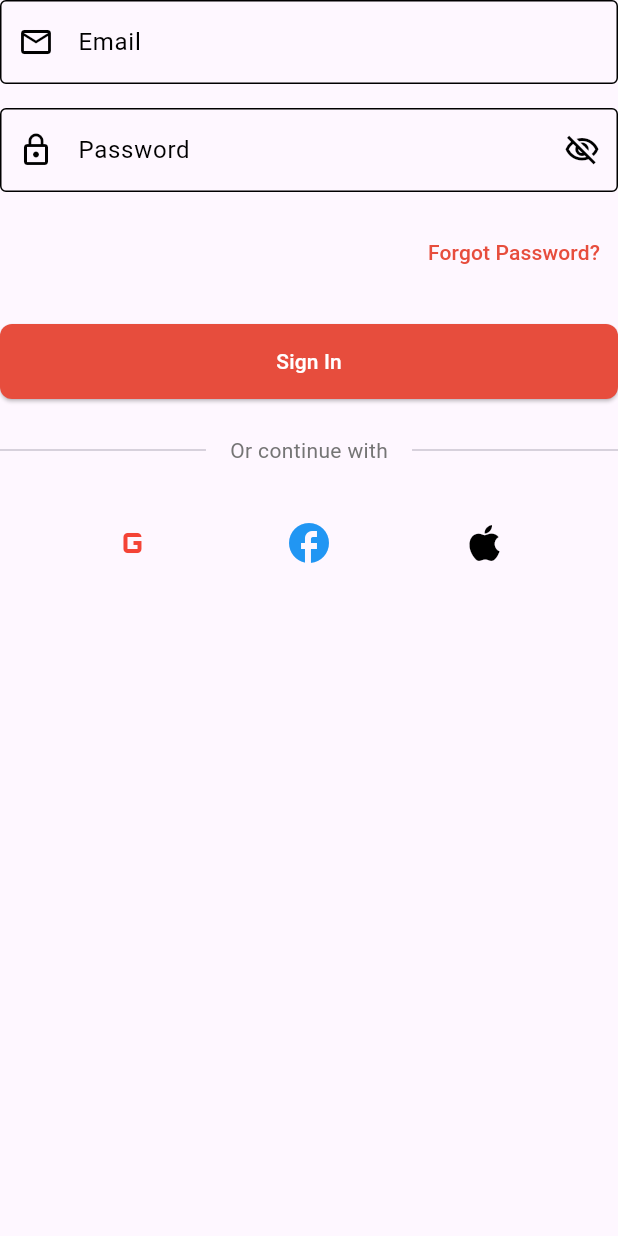
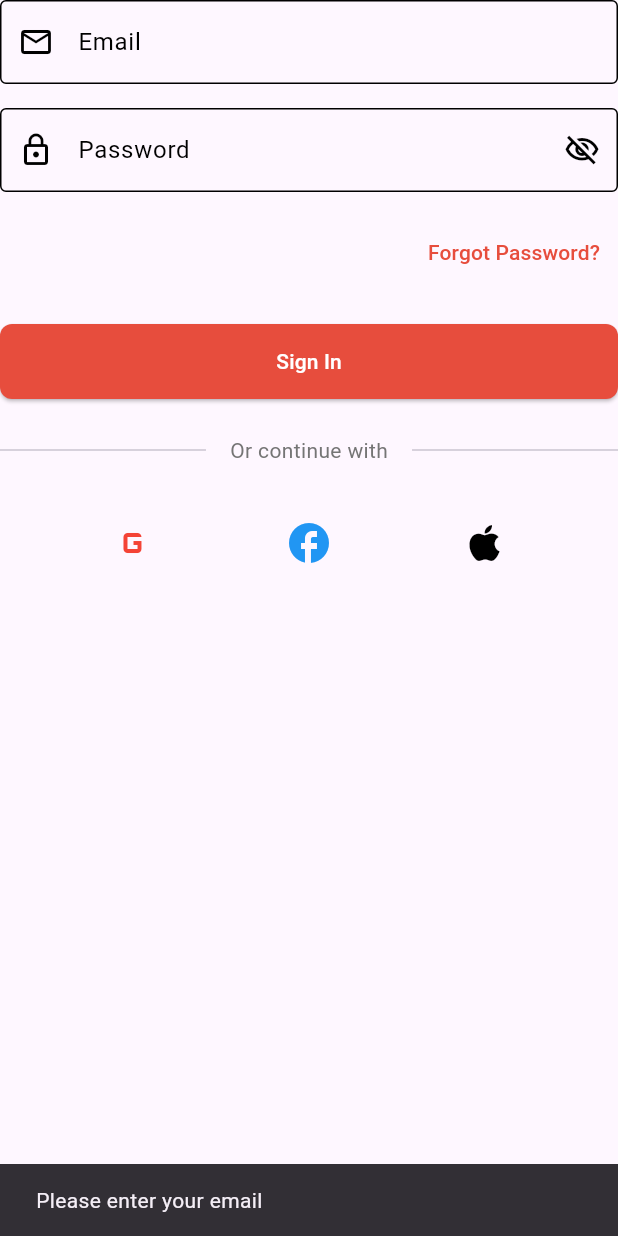
Before and after one commit to chamithharshamal/PetWell-Mobile_Application, a Flutter app: the AuthForm widget shown alone on an empty page, opened directly, after a tap on "Forgot Password?", on a phone screen of 412 x 824 dp. Run offline on Flutter 3.47's test engine with Material 3 defaults, Android fonts, the phone set to English and light mode, and no system bars; our stand-ins replace firebase_auth, firebase_core, google_sign_in, sign_in_with_apple; missing offline and left inert: flutter_facebook_auth; accounts and stored records are empty.

Commit message:
Update auth_form.dart

```diff
--- a/petwell/lib/features/auth/widgets/auth_form.dart
+++ b/petwell/lib/features/auth/widgets/auth_form.dart
@@ -1,5 +1,10 @@
-// lib/features/auth/presentation/widgets/auth_form.dart
+import 'package:firebase_auth/firebase_auth.dart';
 import 'package:flutter/material.dart';
+import 'package:google_sign_in/google_sign_in.dart';
+import 'package:flutter_facebook_auth/flutter_facebook_auth.dart';
+import 'package:sign_in_with_apple/sign_in_with_apple.dart';
+import '../screens/start_page.dart';
+import '../../home/home_screen.dart';
 
 class AuthForm extends StatefulWidget {
   final bool isSignIn;
@@ -7,11 +12,11 @@ class AuthForm extends StatefulWidget {
   final Function(String email, String password) onSubmit;
 
   const AuthForm({
-    Key? key,
+    super.key,
     required this.isSignIn,
     this.isLoading = false,
     required this.onSubmit,
-  }) : super(key: key);
+  });
 
   @override
   _AuthFormState createState() => _AuthFormState();
@@ -38,6 +43,65 @@ class _AuthFormState extends State<AuthForm> {
     }
   }
 
+  // Facebook Sign-in
+  Future<void> _signInWithFacebook() async {
+    try {
+      final LoginResult result = await FacebookAuth.instance.login(
+          permissions: [
+            'public_profile',
+            'email'
+          ]); // Request email as well <sup data-citation="1" className="inline select-none [&>a]:rounded-2xl [&>a]:border [&>a]:px-1.5 [&>a]:py-0.5 [&>a]:transition-colors shadow [&>a]:bg-ds-bg-subtle [&>a]:text-xs [&>svg]:w-4 [&>svg]:h-4 relative -top-[2px] citation-shimmer"><a href="#" title="Reference 1 (source not available)">1</a></sup>
+      if (result.status == LoginStatus.success) {
+        final OAuthCredential credential =
+            FacebookAuthProvider.credential(result.accessToken!.token);
+        await FirebaseAuth.instance.signInWithCredential(credential);
+        _navigateToHomeScreen();
+      } else {
+        ScaffoldMessenger.of(context).showSnackBar(
+          SnackBar(content: Text('Facebook sign-in failed: ${result.message}')),
+        );
+      }
+    } catch (e) {
+      ScaffoldMessenger.of(context).showSnackBar(
+        SnackBar(content: Text('Facebook sign-in failed: $e')),
+      );
+    }
+  }
+
+  // Apple Sign-in
+  Future<void> _signInWithApple() async {
+    try {
+      final AuthorizationCredentialAppleID appleCredential =
+          await SignInWithApple.getAppleIDCredential(
+        scopes: [
+          AppleIDAuthorizationScopes.email,
+          AppleIDAuthorizationScopes.fullName,
+        ],
+      );
+
+      final OAuthCredential credential = OAuthProvider('apple.com').credential(
+        idToken: appleCredential.identityToken,
+        accessToken: appleCredential.authorizationCode,
+      );
+
+      await FirebaseAuth.instance.signInWithCredential(credential);
+      _navigateToHomeScreen();
+    } catch (e) {
+      ScaffoldMessenger.of(context).showSnackBar(
+        SnackBar(content: Text('Apple sign-in failed: $e')),
+      );
+    }
+  }
+
+  void _navigateToHomeScreen() {
+    Navigator.pushReplacement(
+      context,
+      MaterialPageRoute(
+        builder: (context) => const HomeScreen(),
+      ),
+    );
+  }
+
   @override
   Widget build(BuildContext context) {
     return Form(
@@ -52,21 +116,13 @@ class _AuthFormState extends State<AuthForm> {
             enabled: !widget.isLoading,
             decoration: InputDecoration(
               labelText: 'Email',
-              labelStyle: const TextStyle(
-                color: Colors.black,
-              ), // Label text color
-              prefixIcon: const Icon(
-                Icons.email_outlined,
-                color: Colors.black,
-              ), // Optional: icon color
+              labelStyle: const TextStyle(color: Colors.black),
+              prefixIcon: const Icon(Icons.email_outlined, color: Colors.black),
               enabledBorder: const OutlineInputBorder(
-                borderSide: BorderSide(color: Colors.black), // Normal border
+                borderSide: BorderSide(color: Colors.black),
               ),
               focusedBorder: const OutlineInputBorder(
-                borderSide: BorderSide(
-                  color: Colors.black,
-                  width: 2,
-                ), // Focused border
+                borderSide: BorderSide(color: Colors.black, width: 2),
               ),
             ),
             validator: (value) {
@@ -90,32 +146,22 @@ class _AuthFormState extends State<AuthForm> {
             enabled: !widget.isLoading,
             decoration: InputDecoration(
               labelText: 'Password',
-              labelStyle: const TextStyle(
-                color: Colors.black,
-              ), // Label text color
-              prefixIcon: const Icon(
-                Icons.lock_outline,
-                color: Colors.black,
-              ), // Icon color
+              labelStyle: const TextStyle(color: Colors.black),
+              prefixIcon: const Icon(Icons.lock_outline, color: Colors.black),
               enabledBorder: const OutlineInputBorder(
-                borderSide: BorderSide(color: Colors.black), // Normal border
+                borderSide: BorderSide(color: Colors.black),
               ),
               focusedBorder: const OutlineInputBorder(
-                borderSide: BorderSide(
-                  color: Colors.black,
-                  width: 2,
-                ), // Focused border
+                borderSide: BorderSide(color: Colors.black, width: 2),
               ),
-              border: const OutlineInputBorder(), // Fallback border
               suffixIcon: IconButton(
                 icon: Icon(
                   _isPasswordVisible
                       ? Icons.visibility_outlined
                       : Icons.visibility_off_outlined,
-                  color: Colors.black, // Suffix icon color
+                  color: Colors.black,
                 ),
-                onPressed:
-                    widget.isLoading
+                onPressed: widget.isLoading
                     ? null
                     : () {
                         setState(() {
@@ -145,19 +191,13 @@ class _AuthFormState extends State<AuthForm> {
               enabled: !widget.isLoading,
               decoration: const InputDecoration(
                 labelText: 'Confirm Password',
-                labelStyle: TextStyle(color: Colors.black), // Label text color
-                prefixIcon: Icon(
-                  Icons.lock_outline,
-                  color: Colors.black,
-                ), // Optional: icon color
+                labelStyle: TextStyle(color: Colors.black),
+                prefixIcon: Icon(Icons.lock_outline, color: Colors.black),
                 enabledBorder: OutlineInputBorder(
-                  borderSide: BorderSide(color: Colors.black), // Normal border
+                  borderSide: BorderSide(color: Colors.black),
                 ),
                 focusedBorder: OutlineInputBorder(
-                  borderSide: BorderSide(
-                    color: Colors.black,
-                    width: 2,
-                  ), // Focused border
+                  borderSide: BorderSide(color: Colors.black, width: 2),
                 ),
               ),
               validator: (value) {
@@ -170,7 +210,6 @@ class _AuthFormState extends State<AuthForm> {
                 return null;
               },
             ),
-
             const SizedBox(height: 16),
           ],
 
@@ -179,18 +218,40 @@ class _AuthFormState extends State<AuthForm> {
             Align(
               alignment: Alignment.centerRight,
               child: TextButton(
-                onPressed:
-                    widget.isLoading
+                onPressed: widget.isLoading
                     ? null
-                        : () {
-                          // TODO: Navigate to password reset screen
-                          print('Navigate to password reset');
+                    : () async {
+                        if (_emailController.text.isNotEmpty) {
+                          try {
+                            await FirebaseAuth.instance
+                                .sendPasswordResetEmail(
+                                  email: _emailController.text.trim(),
+                                );
+                            ScaffoldMessenger.of(context).showSnackBar(
+                              const SnackBar(
+                                content: Text('Password reset email sent'),
+                              ),
+                            );
+                          } on FirebaseAuthException catch (e) {
+                            ScaffoldMessenger.of(context).showSnackBar(
+                              SnackBar(
+                                content: Text(
+                                  e.message ?? 'Failed to send reset email',
+                                ),
+                              ),
+                            );
+                          }
+                        } else {
+                          ScaffoldMessenger.of(context).showSnackBar(
+                            const SnackBar(
+                              content: Text('Please enter your email'),
+                            ),
+                          );
+                        }
                       },
                 child: const Text(
                   'Forgot Password?',
-                  style: TextStyle(
-                    color: Color(0xFFE74D3D),
-                  ), // Custom text color
+                  style: TextStyle(color: Color(0xFFE74D3D)),
                 ),
               ),
             ),
@@ -201,29 +262,24 @@ class _AuthFormState extends State<AuthForm> {
           ElevatedButton(
             onPressed: widget.isLoading ? null : _submit,
             style: ElevatedButton.styleFrom(
-              backgroundColor: const Color(
-                0xFFE74D3D,
-              ), // Button background color
+              backgroundColor: const Color(0xFFE74D3D),
               padding: const EdgeInsets.symmetric(vertical: 15),
               shape: RoundedRectangleBorder(
                 borderRadius: BorderRadius.circular(8),
               ),
             ),
-            child:
-                widget.isLoading
+            child: widget.isLoading
                 ? const SizedBox(
                     height: 20,
                     width: 20,
                     child: CircularProgressIndicator(
                       strokeWidth: 2,
-                        color: Color(0xFFE74D3D),
+                      color: Colors.white,
                     ),
                   )
-                    : const Text(
-                      'Sign In', // or 'Sign Up' based on your logic
-                      style: TextStyle(
-                        color: Colors.white,
-                      ), // Optional: text color
+                : Text(
+                    widget.isSignIn ? 'Sign In' : 'Sign Up',
+                    style: const TextStyle(color: Colors.white),
                   ),
           ),
 
@@ -253,35 +309,43 @@ class _AuthFormState extends State<AuthForm> {
               _buildSocialButton(
                 icon: Icons.g_mobiledata,
                 color: Colors.red,
-                onPressed:
-                    widget.isLoading
+                onPressed: widget.isLoading
                     ? null
-                        : () {
-                          // TODO: Implement Google sign in with Firebase
-                          print('Google sign in');
+                    : () async {
+                        try {
+                          final GoogleSignIn googleSignIn = GoogleSignIn();
+                          final GoogleSignInAccount? googleUser =
+                              await googleSignIn.signIn();
+                          if (googleUser == null) return; // User canceled
+
+                          final GoogleSignInAuthentication googleAuth =
+                              await googleUser.authentication;
+                          final credential = GoogleAuthProvider.credential(
+                            accessToken: googleAuth.accessToken,
+                            idToken: googleAuth.idToken,
+                          );
+
+                          await FirebaseAuth.instance
+                              .signInWithCredential(credential);
+                          _navigateToHomeScreen();
+                        } catch (e) {
+                          ScaffoldMessenger.of(context).showSnackBar(
+                            SnackBar(
+                              content: Text('Google sign-in failed: $e'),
+                            ),
+                          );
+                        }
                       },
               ),
               _buildSocialButton(
                 icon: Icons.facebook,
                 color: Colors.blue,
-                onPressed:
-                    widget.isLoading
-                        ? null
-                        : () {
-                          // TODO: Implement Facebook sign in with Firebase
-                          print('Facebook sign in');
-                        },
+                onPressed: widget.isLoading ? null : _signInWithFacebook,
               ),
               _buildSocialButton(
                 icon: Icons.apple,
                 color: Colors.black,
-                onPressed:
-                    widget.isLoading
-                        ? null
-                        : () {
-                          // TODO: Implement Apple sign in with Firebase
-                          print('Apple sign in');
-                        },
+                onPressed: widget.isLoading ? null : _signInWithApple,
               ),
             ],
           ),
```
Lines whose indentation alone changed are shown as unchanged.
